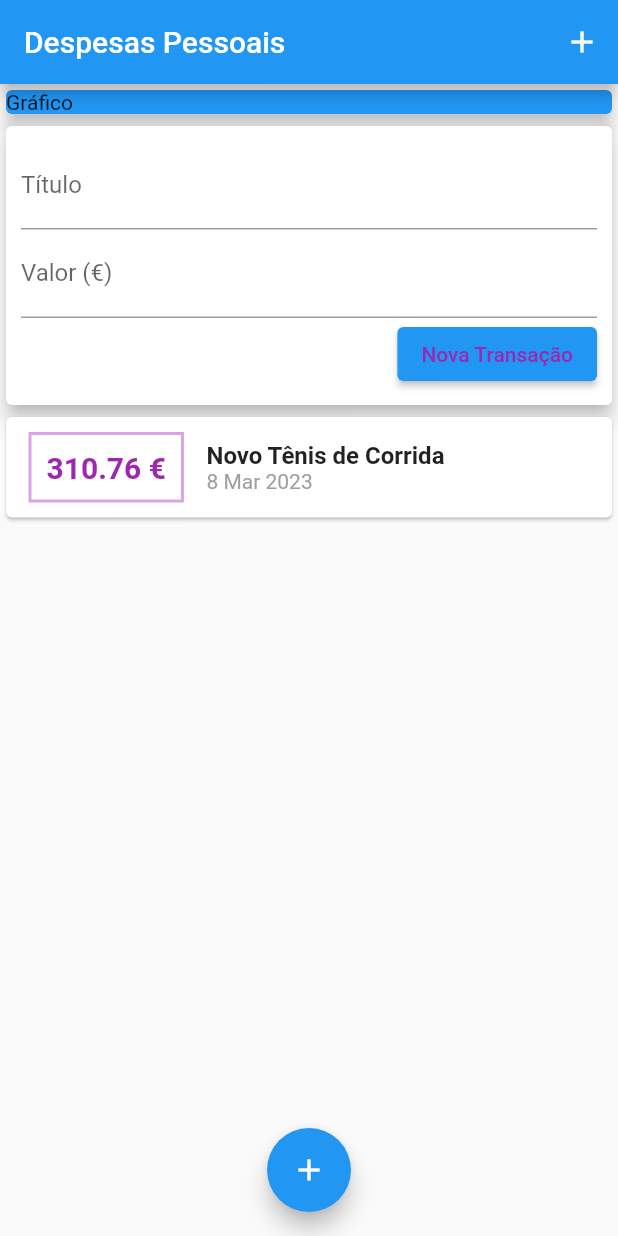
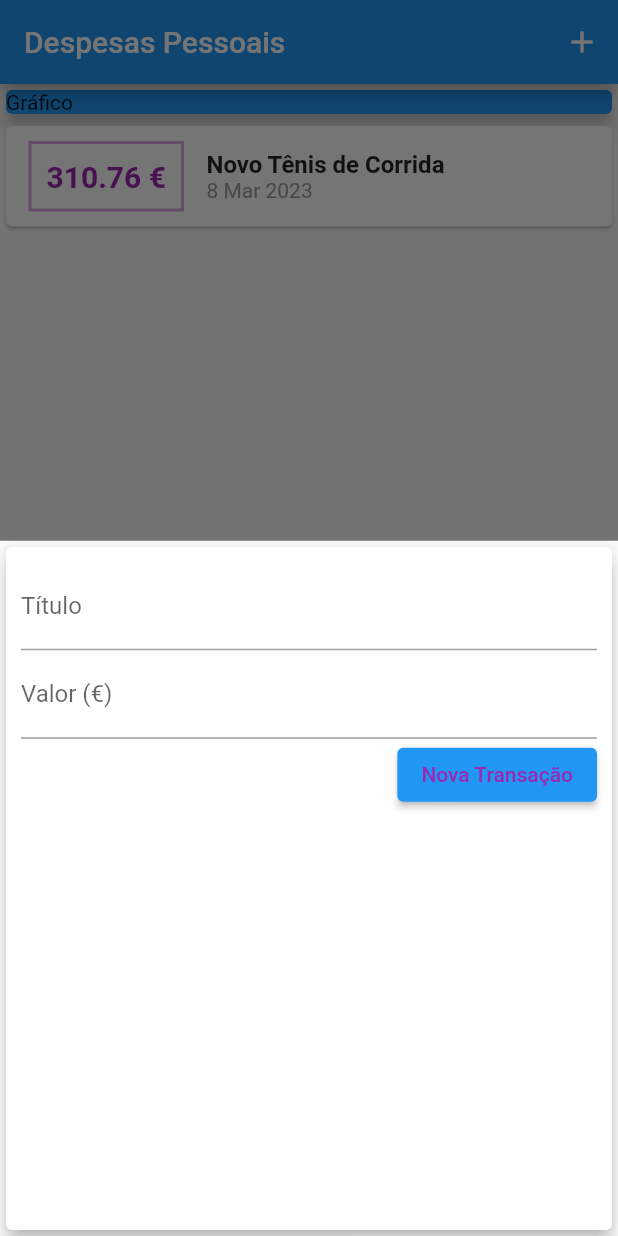
Before and after one commit to davmag91/ExpensesApp, a Flutter app: the screen it shows after launch, after a tap on the "add" icon, on a phone screen of 412 x 824 dp. Run offline on Flutter 3.47's test engine with Material 2 defaults, Android fonts, the phone set to English and light mode, and no system bars.

Commit message:
add floating buttons so we can change visual of adding new expenses

```diff
--- a/lib/components/transaction_user.dart
+++ /dev/null
@@ -1,49 +0,0 @@
-import 'dart:math';
-
-import 'package:flutter/material.dart';
-import 'package:flutter/src/foundation/key.dart';
-import 'package:flutter/src/widgets/framework.dart';
-import 'package:flutter/src/widgets/placeholder.dart';
-
-import '../models/transaction.dart';
-import 'transaction_form.dart';
-import 'transaction_list.dart';
-
-class TransactionUser extends StatefulWidget {
-  const TransactionUser({Key? key}) : super(key: key);
-
-  @override
-  State<TransactionUser> createState() => _TransactionUserState();
-}
-
-class _TransactionUserState extends State<TransactionUser> {
-  final _transactions = [
-    Transaction(
-      id: 't1',
-      title: 'Novo Tênis de Corrida',
-      value: 310.76,
-      date: DateTime.now(),
-    ),
-  ];
-
-  _addTransaction(String title, double value) {
-    final newTransaction = Transaction(
-      id: Random().nextDouble().toString(),
-      title: title,
-      value: value,
-      date: DateTime.now(),
-    );
-
-    setState(() => _transactions.add(newTransaction));
-  }
-
-  @override
-  Widget build(BuildContext context) {
-    return Column(
-      children: <Widget>[
-        TransactionForm(onSubmit: _addTransaction),
-        TransactionList(_transactions),
-      ],
-    );
-  }
-}
--- a/lib/main.dart
+++ b/lib/main.dart
@@ -1,12 +1,13 @@
 // ignore_for_file: prefer_const_constructors
+import 'dart:math';
 
-import 'package:expenses/components/transaction_list.dart';
-import 'package:expenses/components/transaction_user.dart';
 import 'package:flutter/material.dart';
 import 'package:flutter/src/widgets/framework.dart';
 import 'package:flutter/src/widgets/placeholder.dart';
 import './models/transaction.dart';
 import 'components/transaction_form.dart';
+import 'models/transaction.dart';
+import 'components/transaction_list.dart';
 
 main() => runApp(ExpensesApp());
 
@@ -21,14 +22,51 @@ class ExpensesApp extends StatelessWidget {
   }
 }
 
-class MyHomePage extends StatelessWidget {
+class MyHomePage extends StatefulWidget {
   MyHomePage();
+
+  @override
+  State<MyHomePage> createState() => _MyHomePageState();
+}
+
+class _MyHomePageState extends State<MyHomePage> {
+  final _transactions = [
+    Transaction(
+      id: 't1',
+      title: 'Novo Tênis de Corrida',
+      value: 310.76,
+      date: DateTime.now(),
+    ),
+  ];
+
+  _addTransaction(String title, double value) {
+    final newTransaction = Transaction(
+      id: Random().nextDouble().toString(),
+      title: title,
+      value: value,
+      date: DateTime.now(),
+    );
+
+    setState(() => _transactions.add(newTransaction));
+  }
+
+  _openTransactionFormModal(BuildContext context) {
+    showModalBottomSheet(
+        context: context,
+        builder: (ctx) {
+          return TransactionForm(onSubmit: null);
+        });
+  }
 
   @override
   Widget build(BuildContext context) {
     return Scaffold(
       appBar: AppBar(title: Text('Despesas Pessoais'), actions: <Widget>[
-        IconButton(onPressed: () {}, icon: Icon(Icons.add))
+        IconButton(
+            onPressed: () {
+              _openTransactionFormModal(context);
+            },
+            icon: Icon(Icons.add))
       ]),
       body: SingleChildScrollView(
         child: Column(
@@ -42,12 +80,14 @@ class MyHomePage extends StatelessWidget {
                 elevation: 5,
               ),
             ),
-            TransactionUser()
+            TransactionList(_transactions),
           ],
         ),
       ),
       floatingActionButton: FloatingActionButton(
-        onPressed: () {},
+        onPressed: () {
+          _openTransactionFormModal(context);
+        },
         child: Icon(Icons.add),
       ),
       floatingActionButtonLocation: FloatingActionButtonLocation.centerFloat,
```
